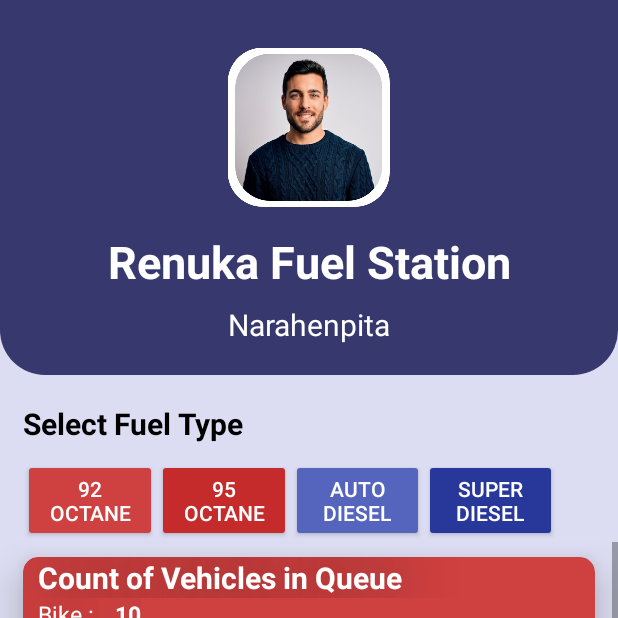
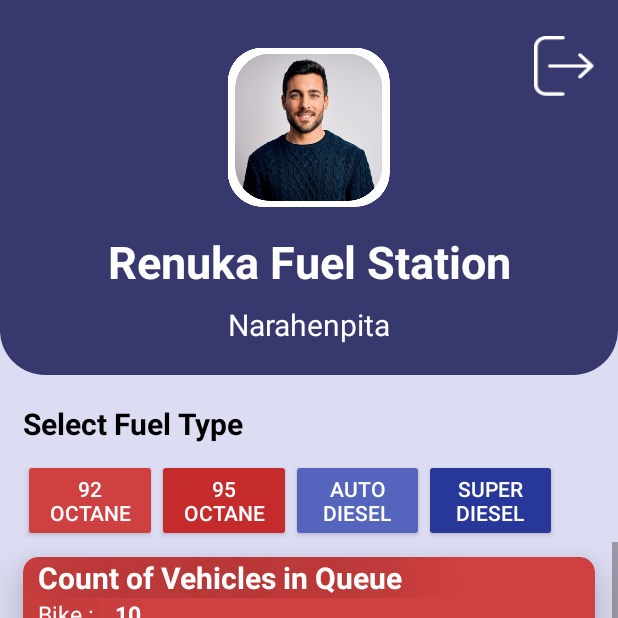
Before and after one commit to DILANDEVINDA/Fuel_Que_MobileApp, an Android app: the HomeScreenOwner screen opened directly, with no data from a screen before it, on a phone screen of 412 x 824 dp, the top half of it. Run offline under Robolectric (Android 15) with nearby library versions, the phone set to English and light mode, and no system bars.

Commit message:
Included Session

```diff
--- a/app/src/main/java/com/example/fuel_que_mobileapp/HomeScreenOwner.java
+++ b/app/src/main/java/com/example/fuel_que_mobileapp/HomeScreenOwner.java
@@ -3,16 +3,21 @@ package com.example.fuel_que_mobileapp;
 import androidx.appcompat.app.AppCompatActivity;
 import androidx.fragment.app.FragmentManager;
 
+import android.content.Context;
+import android.content.Intent;
+import android.content.SharedPreferences;
 import android.os.Bundle;
 import android.view.View;
 import android.widget.Button;
+import android.widget.ImageButton;
 
 public class HomeScreenOwner extends AppCompatActivity {
 
-    private Button octane92;
-    private Button octane95;
-    private Button autodiesel;
-    private Button superdiesel;
+    private Button octane92,octane95,autodiesel, superdiesel;
+    private ImageButton logOut;
+    public static final String SHARED_PREFS = "shared_prefs";
+    String email;
+    SharedPreferences sharedpreferences;
 
     @Override
     protected void onCreate(Bundle savedInstanceState) {
@@ -23,6 +28,24 @@ public class HomeScreenOwner extends AppCompatActivity {
         octane95 = findViewById(R.id.btnOwnerFuel95);
         autodiesel = findViewById(R.id.btnOwnerFuelAutoDiesel);
         superdiesel = findViewById(R.id.btnOwnerFuelSuperDiesel);
+        logOut = findViewById(R.id.imageButtonLogoutinOwnerHomescreen);
+
+        sharedpreferences = getSharedPreferences(SHARED_PREFS, Context.MODE_PRIVATE);
+        email = sharedpreferences.getString("email_key", null);
+
+        logOut.setOnClickListener(new View.OnClickListener() {
+            @Override
+            public void onClick(View view) {
+                SharedPreferences.Editor editor = sharedpreferences.edit();
+                editor.clear();
+
+                editor.apply();
+
+                Intent i = new Intent(HomeScreenOwner.this, Login.class);
+                startActivity(i);
+                finish();
+            }
+        });
 
         octane92.setOnClickListener(new View.OnClickListener() {
             @Override
--- /dev/null
+++ b/app/src/main/res/drawable/ic_baseline_logiout_24.xml
@@ -0,0 +1,5 @@
+<vector android:height="24dp" android:tint="#FFFFFF"
+    android:viewportHeight="24" android:viewportWidth="24"
+    android:width="24dp" xmlns:android="http://schemas.android.com/apk/res/android">
+    <path android:fillColor="@android:color/white" android:pathData="M11,7L9.6,8.4l2.6,2.6H2v2h10.2l-2.6,2.6L11,17l5,-5L11,7zM20,19h-8v2h8c1.1,0 2,-0.9 2,-2V5c0,-1.1 -0.9,-2 -2,-2h-8v2h8V19z"/>
+</vector>
--- a/app/src/main/res/layout/activity_homescreen_owner.xml
+++ b/app/src/main/res/layout/activity_homescreen_owner.xml
@@ -37,6 +37,18 @@
                     app:layout_constraintStart_toStartOf="parent"
                     app:layout_constraintTop_toTopOf="parent"
                     app:srcCompat="@drawable/profile" />
+
+                <ImageButton
+                    android:id="@+id/imageButtonLogoutinOwnerHomescreen"
+                    android:layout_width="40dp"
+                    android:layout_height="40dp"
+                    android:layout_marginBottom="186dp"
+                    android:contentDescription="Logout"
+                    android:background="@drawable/btn_6"
+                    app:layout_constraintBottom_toBottomOf="@+id/imageView11"
+                    app:layout_constraintEnd_toEndOf="parent"
+                    app:layout_constraintHorizontal_bias="0.855"
+                    app:layout_constraintStart_toEndOf="@+id/imageView10"/>
 
                 <TextView
                     android:id="@+id/textView4"
```
Also changed, not shown: app/src/main/java/com/example/fuel_que_mobileapp/Login.java (+47 -3 lines).
